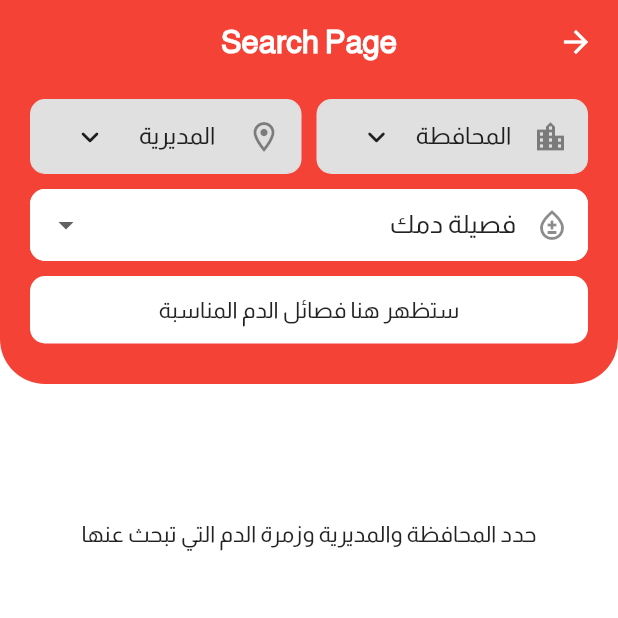
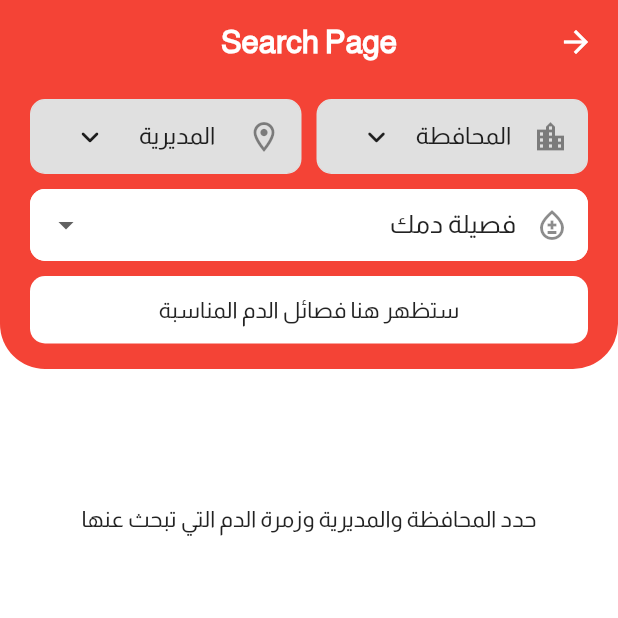
Before and after one commit to m-alhoomaidi/Blood-Bank, a Flutter app: the SearchPage screen opened by its route, on a phone screen of 412 x 824 dp, the top half of it. Run offline on Flutter 3.47's test engine with Material 2 defaults, Android fonts, the phone set to English and light mode, and no system bars; our stand-ins replace bloc, carousel_slider, cloud_firestore, email_validator, firebase_auth, firebase_core and 9 more; missing offline and left inert: dart:ffi; accounts and stored records are empty.

Commit message:
search options hight to 190

```diff
--- a/blood_bank_app/lib/pages/search_page.dart
+++ b/blood_bank_app/lib/pages/search_page.dart
@@ -20,7 +20,7 @@ class SearchPage extends StatelessWidget {
       body: Column(
         children: <Widget>[
           SizedBox(
-            height: 200,
+            height: 190,
             child: Container(
               decoration: const BoxDecoration(
                 color: Colors.red,
```
